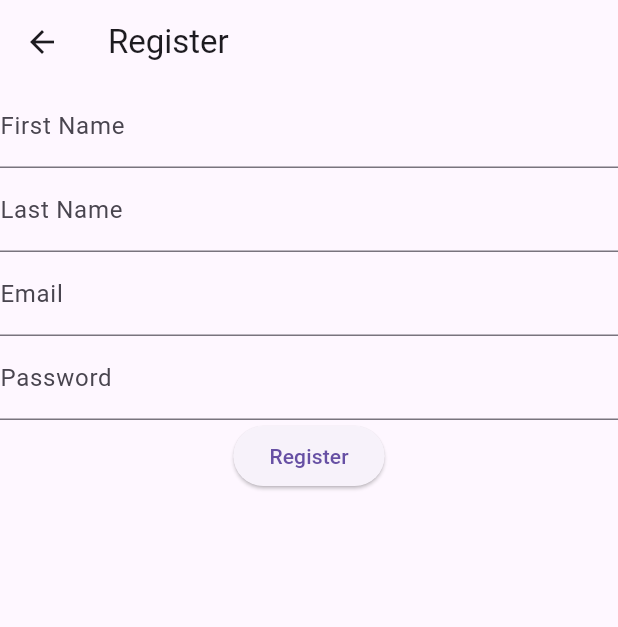
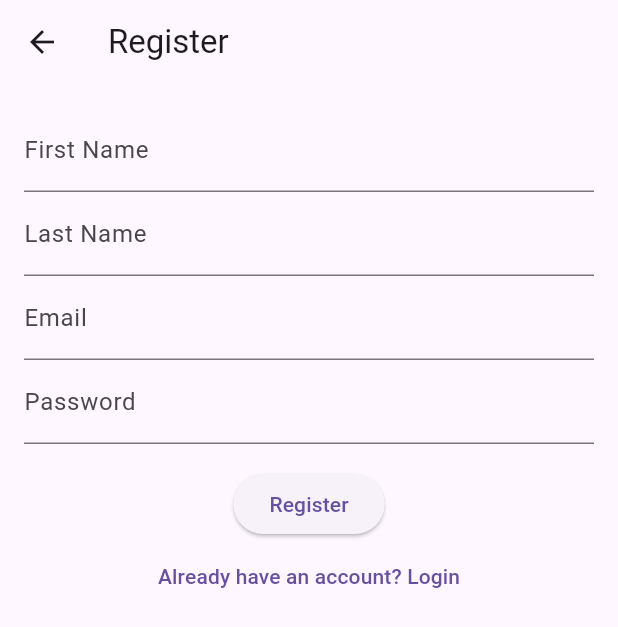
Before and after one commit to emmawalkerMAD2024/HW04, a Flutter app: the RegisterScreen screen opened by its route, on a phone screen of 412 x 824 dp. Shown: the top 627 px of the screen. Run offline on Flutter 3.47's test engine with Material 3 defaults, Android fonts, the light colour scheme and no system bars; our stand-ins replace cloud_firestore, firebase_auth, firebase_core; accounts and stored records are empty.

Commit message:
omg we're functional!!!

```diff
--- a/lib/register_screen.dart
+++ b/lib/register_screen.dart
@@ -1,6 +1,7 @@
 import 'package:flutter/material.dart';
 import 'package:firebase_auth/firebase_auth.dart';
 import 'package:cloud_firestore/cloud_firestore.dart';
+import 'chat_screen.dart';
 
 class RegisterScreen extends StatefulWidget {
   @override
@@ -15,38 +16,103 @@ class _RegisterScreenState extends State<RegisterScreen> {
   final _firstNameController = TextEditingController();
   final _lastNameController = TextEditingController();
 
+    bool isRegisterMode = true;
+
   Future<void> registerUser() async {
     try {
+      // Firebase Authentication
       UserCredential userCredential = await _auth.createUserWithEmailAndPassword(
-        email: _emailController.text,
-        password: _passwordController.text,
+        email: _emailController.text.trim(),
+        password: _passwordController.text.trim(),
       );
 
-      await _firestore.collection('users').doc(userCredential.user!.uid).set({
-        'firstName': _firstNameController.text,
-        'lastName': _lastNameController.text,
-        'role': 'user',
-        'registrationDate': DateTime.now(),
+      // Add user details to Firestore
+      await _firestore.collection('users').doc(userCredential.user?.uid).set({
+        'firstName': _firstNameController.text.trim(),
+        'lastName': _lastNameController.text.trim(),
+        'email': _emailController.text.trim(),
+        'role': 'User',
+        'registrationDateTime': DateTime.now(),
       });
 
-      Navigator.pushReplacementNamed(context, '/home');
+      // Navigate to Chat Screen
+      Navigator.pushReplacement(
+        context,
+        MaterialPageRoute(builder: (context) => ChatScreen(boardName: 'General')),
+      );
     } catch (e) {
-      print(e);
+      ScaffoldMessenger.of(context).showSnackBar(
+        SnackBar(content: Text('Error: ${e.toString()}')),
+      );
+    }
+  }
+
+  Future<void> loginUser() async {
+    try {
+      // Firebase Authentication
+      await _auth.signInWithEmailAndPassword(
+        email: _emailController.text.trim(),
+        password: _passwordController.text.trim(),
+      );
+
+      // Navigate to Chat Screen
+      Navigator.pushReplacement(
+        context,
+        MaterialPageRoute(builder: (context) => ChatScreen(boardName: 'General')),
+      );
+    } catch (e) {
+      ScaffoldMessenger.of(context).showSnackBar(
+        SnackBar(content: Text('Error: ${e.toString()}')),
+      );
     }
   }
 
   @override
   Widget build(BuildContext context) {
     return Scaffold(
-      appBar: AppBar(title: Text('Register')),
-      body: Column(
-        children: [
-          TextField(controller: _firstNameController, decoration: InputDecoration(labelText: 'First Name')),
-          TextField(controller: _lastNameController, decoration: InputDecoration(labelText: 'Last Name')),
-          TextField(controller: _emailController, decoration: InputDecoration(labelText: 'Email')),
-          TextField(controller: _passwordController, decoration: InputDecoration(labelText: 'Password'), obscureText: true),
-          ElevatedButton(onPressed: registerUser, child: Text('Register')),
-        ],
+      appBar: AppBar(title: Text(isRegisterMode ? 'Register' : 'Login')),
+      body: Padding(
+        padding: const EdgeInsets.all(16.0),
+        child: SingleChildScrollView(
+          child: Column(
+            children: [
+              if (isRegisterMode) ...[
+                TextField(
+                  controller: _firstNameController,
+                  decoration: InputDecoration(labelText: 'First Name'),
+                ),
+                TextField(
+                  controller: _lastNameController,
+                  decoration: InputDecoration(labelText: 'Last Name'),
+                ),
+              ],
+              TextField(
+                controller: _emailController,
+                decoration: InputDecoration(labelText: 'Email'),
+              ),
+              TextField(
+                controller: _passwordController,
+                decoration: InputDecoration(labelText: 'Password'),
+                obscureText: true,
+              ),
+              SizedBox(height: 16),
+              ElevatedButton(
+                onPressed: isRegisterMode ? registerUser : loginUser,
+                child: Text(isRegisterMode ? 'Register' : 'Login'),
+              ),
+              TextButton(
+                onPressed: () {
+                  setState(() {
+                    isRegisterMode = !isRegisterMode;
+                  });
+                },
+                child: Text(isRegisterMode
+                    ? 'Already have an account? Login'
+                    : 'Don’t have an account? Register'),
+              ),
+            ],
+          ),
+        ),
       ),
     );
   }
```
Also changed, not shown: firebase.json (added), lib/firebase_options.dart (added), 3 other files.
